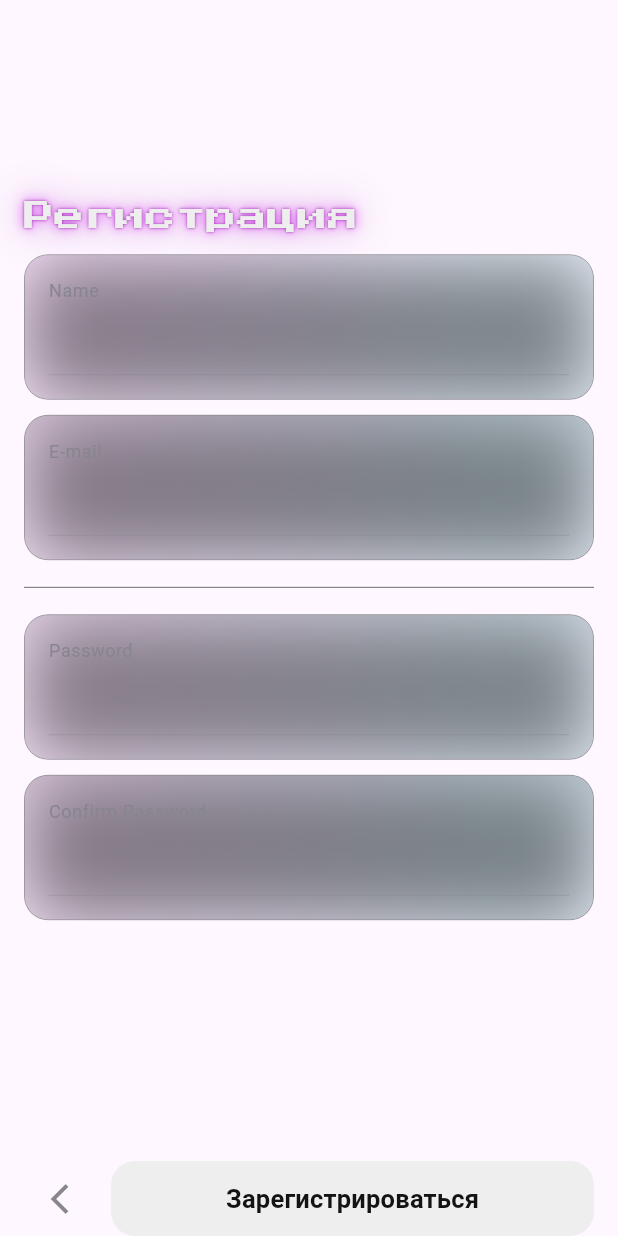
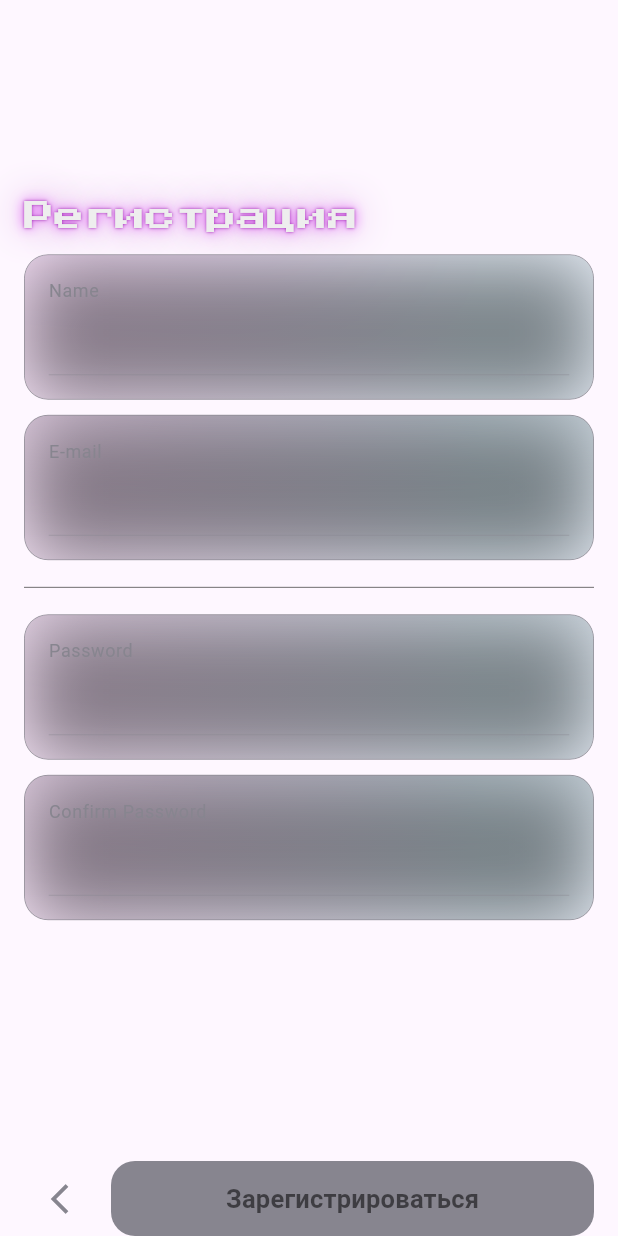
Before and after one commit to jchocola/DYD_Draw_Your_Dream, a Flutter app: the screen it shows after launch, after a tap on "Регистрация", on a phone screen of 412 x 824 dp. Run offline on Flutter 3.47's test engine with Material 3 defaults, Android fonts, the phone set to English and light mode, and no system bars; our stand-ins replace cherry_toast, email_validator, equatable, firebase_auth, firebase_core, flutter_bloc and 4 more; missing offline and left inert: background; accounts and stored records are empty; statements that could not run were skipped.

Commit message:
validators

```diff
--- a/lib/core/theme/app_theme.dart
+++ b/lib/core/theme/app_theme.dart
@@ -17,6 +17,7 @@ final lightTheme = ThemeData.light().copyWith(
 
     tertiary: AppColor.white,
 
+    onPrimaryContainer: AppColor.grey,
 
 
   ),
--- a/lib/feature/feature_auth/presentation/auth_page.dart
+++ b/lib/feature/feature_auth/presentation/auth_page.dart
@@ -31,8 +31,11 @@ class _AuthPageState extends State<AuthPage> {
   final TextEditingController passwordController = TextEditingController();
   final TextEditingController confirmController = TextEditingController();
 
-  bool isLogin =
-      true; // variable for track mode , true = LOGIN , false = REGISTER
+  // form keys
+  final _formKey = GlobalKey<FormState>(); // for validation email and password
+  final ValueNotifier<bool> _isFormValid = ValueNotifier<bool>(false);
+
+  bool isLogin = true; // variable for track mode , true = LOGIN , false = REGISTER
 
   // Toogle isLogin value functtion
   void toogleIsLogin() {
@@ -46,6 +49,8 @@ class _AuthPageState extends State<AuthPage> {
     logger.i('Register user with :');
     logger.i('EMAIL : ${emailController.text}');
     logger.i('PASSWORD : ${passwordController.text}');
+    if (!_formKey.currentState!.validate()) return;
+
     context.read<AuthBloc>().add(
       AuthBlocEvent_registerUser(
         name: nameController.text,
@@ -84,7 +89,7 @@ class _AuthPageState extends State<AuthPage> {
               }
               if (state is AuthBlocState_failure) {
                 logger.e('Auth Error : ${state.error}');
-                showErrorSnackBar(context , message: state.error.toString());
+                showErrorSnackBar(context, message: state.error.toString());
               }
             },
             builder: (context, state) {
@@ -102,6 +107,7 @@ class _AuthPageState extends State<AuthPage> {
   // Build Body UI
   Widget _buildBody(BuildContext context) {
     final theme = Theme.of(context);
+
     return SafeArea(
       child: Padding(
         padding: EdgeInsets.symmetric(horizontal: AppConstant.appPadding),
@@ -127,6 +133,11 @@ class _AuthPageState extends State<AuthPage> {
                               emailController: emailController,
                               passwordController: passwordController,
                               confirmController: confirmController,
+                              formKey: _formKey,
+                              onFormChanged: (isValid) {
+                                _isFormValid.value = isValid;
+                              },
+
                             ),
                     ],
                   ),
@@ -170,11 +181,20 @@ class _AuthPageState extends State<AuthPage> {
                               onPressed: toogleIsLogin,
                               icon: Icon(AppIcon.arrowBackIcon),
                             ),
+
+
+                            ///
+                            /// REGISTER BUTTON
+                            ///
                             Flexible(
-                              child: CustomBigButton(
-                                titleColor: theme.primaryColor,
-                                title: "Зарегистрироваться",
-                                onTap: registerUser,
+                              child: ValueListenableBuilder<bool>(
+                                valueListenable: _isFormValid,
+                                builder: (context, isValid, child) =>
+                                 CustomBigButton(
+                                  buttonColor: !isValid ? theme.colorScheme.onPrimaryContainer : theme.colorScheme.tertiary,
+                                  title: "Зарегистрироваться",
+                                  onTap: registerUser,
+                                ),
                               ),
                             ),
                           ],
@@ -199,7 +219,7 @@ class _AuthPageState extends State<AuthPage> {
   @override
   void dispose() {
     super.dispose();
-
+    _isFormValid.dispose();
     nameController.dispose();
     emailController.dispose();
     passwordController.dispose();
--- a/lib/feature/feature_auth/presentation/widgets/register_widget.dart
+++ b/lib/feature/feature_auth/presentation/widgets/register_widget.dart
@@ -9,21 +9,39 @@
 
 import 'package:dyd_drawer/core/constant/app_constant.dart';
 import 'package:dyd_drawer/shared/custom_textfiled.dart';
+import 'package:email_validator/email_validator.dart';
 import 'package:flutter/material.dart';
 
 class RegisterWidget extends StatelessWidget {
-  const RegisterWidget({super.key, this.nameController, this.emailController, this.passwordController, this.confirmController});
+  const RegisterWidget({
+    super.key,
+    this.nameController,
+    this.emailController,
+    this.passwordController,
+    this.confirmController,
+    this.formKey,
+    this.onFormChanged,
+  });
   final TextEditingController? nameController;
   final TextEditingController? emailController;
   final TextEditingController? passwordController;
   final TextEditingController? confirmController;
+  final GlobalKey<FormState>? formKey;
+  final ValueChanged<bool>? onFormChanged;
+
   @override
   Widget build(BuildContext context) {
-    return Column(
+    return Form(
+      key: formKey,
+      onChanged: () {
+          final valid = formKey?.currentState?.validate() ?? false;
+        onFormChanged?.call(valid);
+      },
+      child: Column(
         crossAxisAlignment: CrossAxisAlignment.start,
         spacing: AppConstant.appSpacing,
         children: [
-        Text('Регистрация',  style: AppConstant.specialFont),
+          Text('Регистрация', style: AppConstant.specialFont),
 
           ///
           /// NAME
@@ -33,7 +51,22 @@ class RegisterWidget extends StatelessWidget {
           ///
           /// EMAIL
           ///
-        CustomTextfiled(title: "E-mail", controller: emailController),
+          CustomTextfiled(
+            title: "E-mail",
+            controller: emailController,
+            onChanged: (value) {
+              formKey?.currentState?.validate() ?? false;
+            },
+            validator: (value) {
+              if (value == null || value.isEmpty) {
+                return null;
+              }
+              if (value != null && !EmailValidator.validate(value)) {
+                return 'Please enter a valid email address';
+              }
+              return null;
+            },
+          ),
 
           ///
           /// DIVIDER
@@ -43,7 +76,23 @@ class RegisterWidget extends StatelessWidget {
           ///
           /// PASSWORD
           ///
-        CustomTextfiled(title: 'Password', controller: passwordController, obscureText: true,),
+          CustomTextfiled(
+            title: 'Password',
+            controller: passwordController,
+            obscureText: true,
+            onChanged: (value) {
+              formKey?.currentState?.validate();
+            },
+            validator: (value) {
+              if (value == null || value.isEmpty) {
+                return null;
+              }
+              if (value.length < 8 || value.length > 16) {
+                return 'Password must be between 8 and 16 characters';
+              }
+              return null;
+            },
+          ),
 
           ///
           /// CONFIRM PASSWORD
@@ -54,6 +103,7 @@ class RegisterWidget extends StatelessWidget {
             obscureText: true,
           ),
         ],
+      ),
     );
   }
 }
--- a/lib/shared/custom_textfiled.dart
+++ b/lib/shared/custom_textfiled.dart
@@ -11,11 +11,15 @@ class CustomTextfiled extends StatelessWidget {
     this.controller,
     this.hintText,
     this.obscureText = false,
+    this.validator,
+    this.onChanged,
   });
   final String? title;
   final String? hintText;
   final TextEditingController? controller;
   final bool obscureText;
+  final String? Function(String?)? validator;
+  final void Function(String)? onChanged;
   @override
   Widget build(BuildContext context) {
     final theme = Theme.of(context);
@@ -52,7 +56,9 @@ class CustomTextfiled extends StatelessWidget {
             crossAxisAlignment: CrossAxisAlignment.start,
             children: [
               Text(title ?? '', style: theme.textTheme.bodySmall),
-              TextField(
+              TextFormField(
+                validator: validator,
+                onChanged: onChanged,
                 obscureText: obscureText,
                 obscuringCharacter: '*',
                 controller: controller,
--- a/pubspec.yaml
+++ b/pubspec.yaml
@@ -45,6 +45,7 @@ dependencies:
   background: ^1.3.1
   google_fonts: ^8.0.0
   cherry_toast: ^1.13.0
+  email_validator: ^3.0.0
 
 dev_dependencies:
   flutter_test:
```
Also changed, not shown: pubspec.lock. Lines whose indentation alone changed are shown as unchanged.
